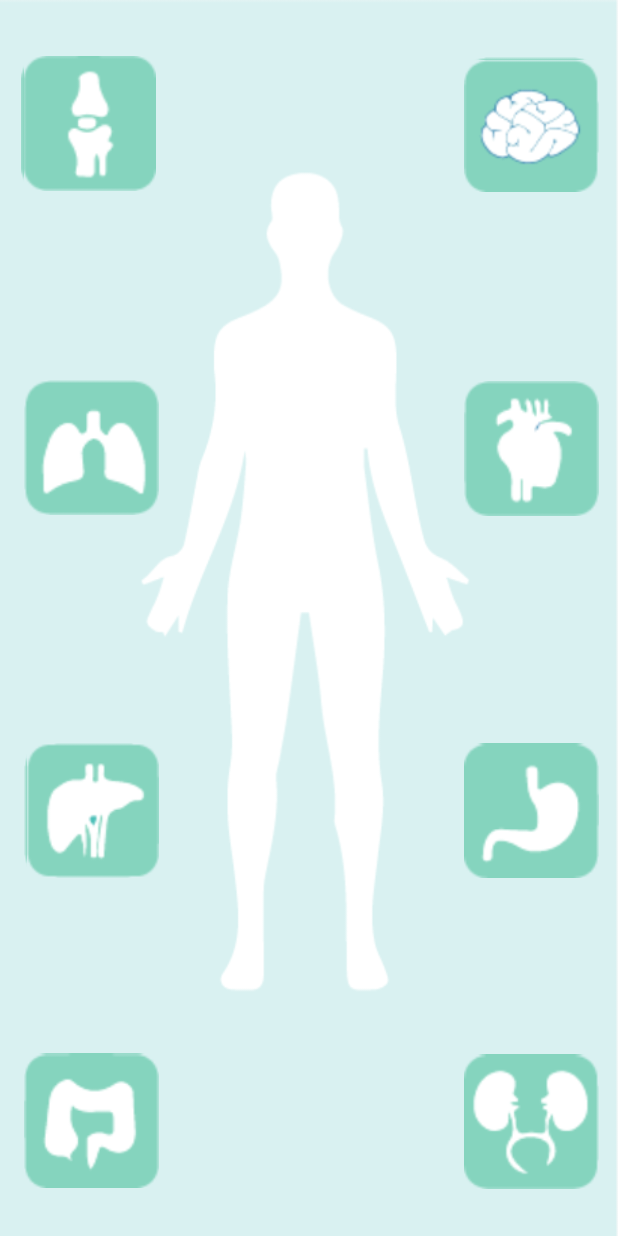
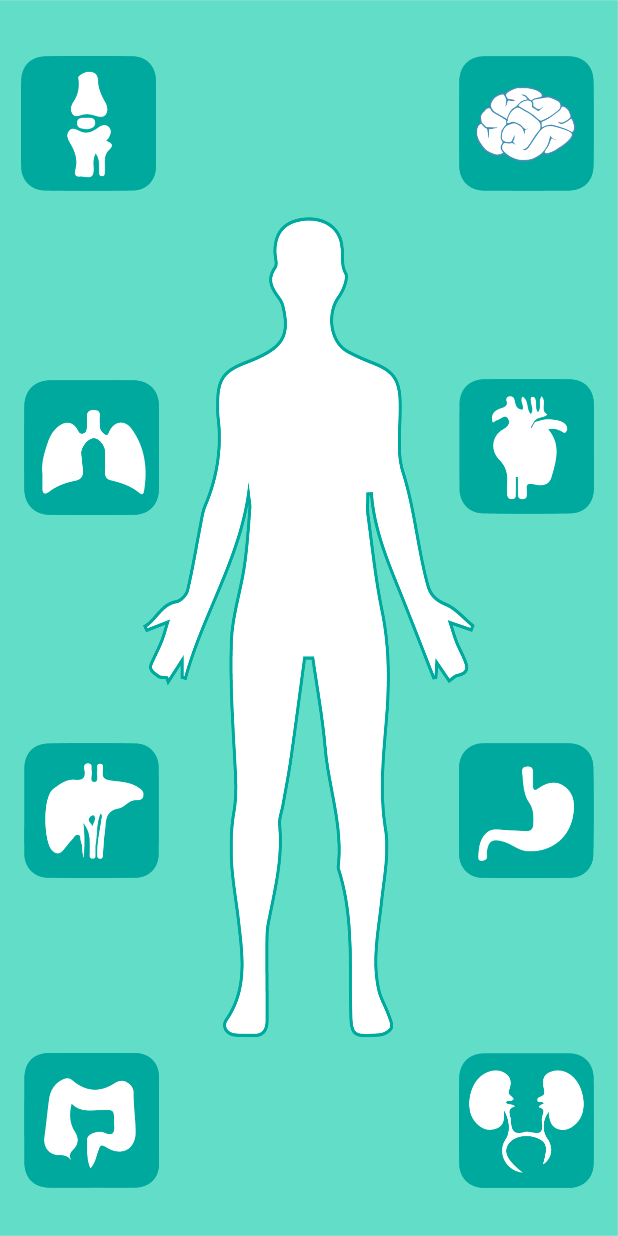
Before and after one commit to sunghyuk-seo/Todak, an Android app: the self_diagnosis screen opened directly, with no data from a screen before it, on a phone screen of 412 x 824 dp. Run offline under Robolectric (Android 15) with nearby library versions, the phone set to English and light mode, and no system bars.

Commit message:
6.14 사진 수정

```diff
--- a/app/src/main/res/layout/activity_self_diagnosis.xml
+++ b/app/src/main/res/layout/activity_self_diagnosis.xml
@@ -7,64 +7,50 @@
     android:background="@drawable/background"
     tools:context=".self_diagnosis">
 
-    <ImageView
-        android:id="@+id/imageView4"
-        android:layout_width="264dp"
-        android:layout_height="627dp"
-
-        app:layout_constraintBottom_toBottomOf="parent"
-        app:layout_constraintEnd_toEndOf="parent"
-        app:layout_constraintStart_toStartOf="parent"
-        app:layout_constraintTop_toTopOf="parent"
-        tools:ignore="ContentDescription" />
 
     <ImageButton
         android:id="@+id/brain"
         android:layout_width="90dp"
         android:layout_height="90dp"
+        android:layout_marginEnd="16dp"
         android:adjustViewBounds="true"
         android:background="@drawable/brain"
         android:scaleType="fitEnd"
         android:src="@drawable/brain"
         app:layout_constraintBottom_toBottomOf="parent"
         app:layout_constraintEnd_toEndOf="parent"
-        app:layout_constraintHorizontal_bias="0.948"
-        app:layout_constraintStart_toStartOf="@+id/imageView4"
         app:layout_constraintTop_toTopOf="parent"
-        app:layout_constraintVertical_bias="0.052"
+        app:layout_constraintVertical_bias="0.051"
         tools:ignore="ContentDescription" />
-
 
     <ImageButton
         android:id="@+id/bladder"
         android:layout_width="90dp"
         android:layout_height="90dp"
+        android:layout_marginEnd="16dp"
         android:adjustViewBounds="true"
         android:background="@drawable/bladder"
         android:scaleType="fitEnd"
         android:src="@drawable/bladder"
         app:layout_constraintBottom_toBottomOf="parent"
         app:layout_constraintEnd_toEndOf="parent"
-        app:layout_constraintHorizontal_bias="0.948"
-        app:layout_constraintStart_toStartOf="@+id/imageView4"
         app:layout_constraintTop_toTopOf="parent"
-        app:layout_constraintVertical_bias="0.957"
+        app:layout_constraintVertical_bias="0.956"
         tools:ignore="ContentDescription" />
 
     <ImageButton
         android:id="@+id/heart"
         android:layout_width="90dp"
         android:layout_height="90dp"
+        android:layout_marginEnd="16dp"
         android:adjustViewBounds="true"
         android:background="@drawable/heart"
         android:scaleType="fitEnd"
         android:src="@drawable/heart"
         app:layout_constraintBottom_toBottomOf="parent"
         app:layout_constraintEnd_toEndOf="parent"
-        app:layout_constraintHorizontal_bias="0.95"
-        app:layout_constraintStart_toStartOf="@+id/imageView4"
         app:layout_constraintTop_toTopOf="parent"
-        app:layout_constraintVertical_bias="0.346"
+        app:layout_constraintVertical_bias="0.344"
         tools:ignore="ContentDescription" />
 
     <ImageButton
@@ -135,15 +121,14 @@
         android:id="@+id/stomach"
         android:layout_width="90dp"
         android:layout_height="90dp"
+        android:layout_marginEnd="16dp"
         android:adjustViewBounds="true"
         android:background="@drawable/stomach"
+
         android:scaleType="fitEnd"
-
         android:src="@drawable/stomach"
         app:layout_constraintBottom_toBottomOf="parent"
         app:layout_constraintEnd_toEndOf="parent"
-        app:layout_constraintHorizontal_bias="0.95"
-        app:layout_constraintStart_toStartOf="@+id/imageView4"
         app:layout_constraintTop_toTopOf="parent"
         app:layout_constraintVertical_bias="0.675"
         tools:ignore="ContentDescription" />
```
Also changed, not shown: app/src/main/res/drawable-v24/frag1.png, app/src/main/res/drawable/background.png, app/src/main/res/drawable/bladder.png, app/src/main/res/drawable/bone.png, app/src/main/res/drawable/brain.png, app/src/main/res/drawable/heart.png, app/src/main/res/drawable/large_intestine.png, app/src/main/res/drawable/liver.png, app/src/main/res/drawable/lung.png, app/src/main/res/drawable/stomach.png.
